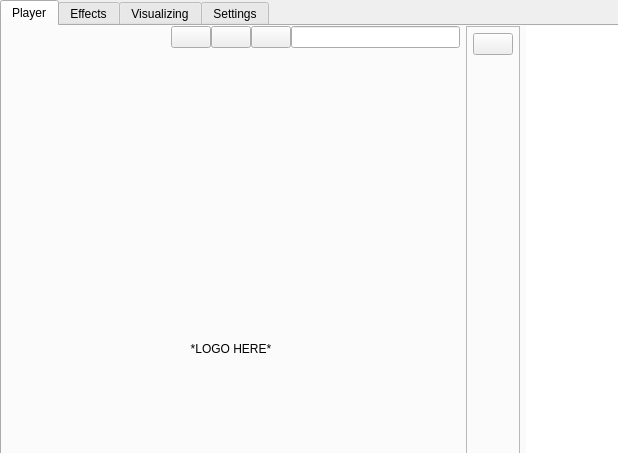
The window that forms/mainwindow.ui (3d2069940/player) describes before a commit, drawn with Qt 5; both pictures show x 0 to 618 and y 0 to 453 of the 985 by 711 pixel window.
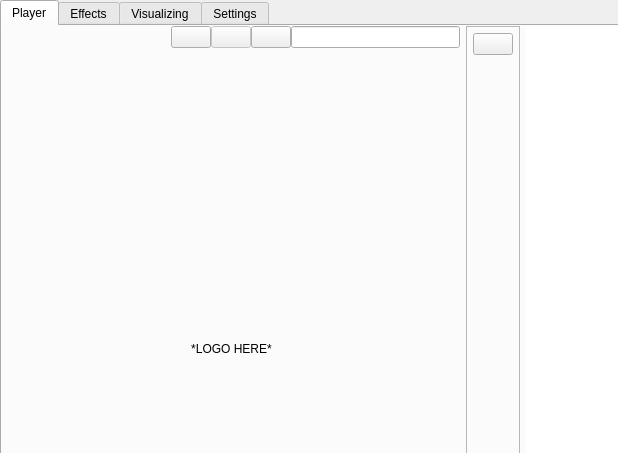
The same window after the commit. Custom widgets are drawn as their Qt base class.

```diff
--- a/forms/mainwindow.ui
+++ b/forms/mainwindow.ui
@@ -112,6 +112,9 @@
               </item>
               <item row="0" column="4">
                <widget class="QPushButton" name="showPlaylistsButton">
+                <property name="enabled">
+                 <bool>false</bool>
+                </property>
                 <property name="sizePolicy">
                  <sizepolicy hsizetype="Fixed" vsizetype="Fixed">
                   <horstretch>0</horstretch>
@@ -163,6 +166,19 @@
             </item>
             <item>
              <layout class="QHBoxLayout" name="horizontalLayout_2">
+              <item>
+               <spacer name="horizontalSpacer_3">
+                <property name="orientation">
+                 <enum>Qt::Horizontal</enum>
+                </property>
+                <property name="sizeHint" stdset="0">
+                 <size>
+                  <width>0</width>
+                  <height>20</height>
+                 </size>
+                </property>
+               </spacer>
+              </item>
               <item>
                <widget class="QLabel" name="playerMusicPicture">
                 <property name="layoutDirection">
@@ -176,6 +192,19 @@
                 </property>
                </widget>
               </item>
+              <item>
+               <spacer name="horizontalSpacer_2">
+                <property name="orientation">
+                 <enum>Qt::Horizontal</enum>
+                </property>
+                <property name="sizeHint" stdset="0">
+                 <size>
+                  <width>0</width>
+                  <height>20</height>
+                 </size>
+                </property>
+               </spacer>
+              </item>
              </layout>
             </item>
             <item>
```
Left out of the diff: 6 changed lines with no effect on the pictures.
